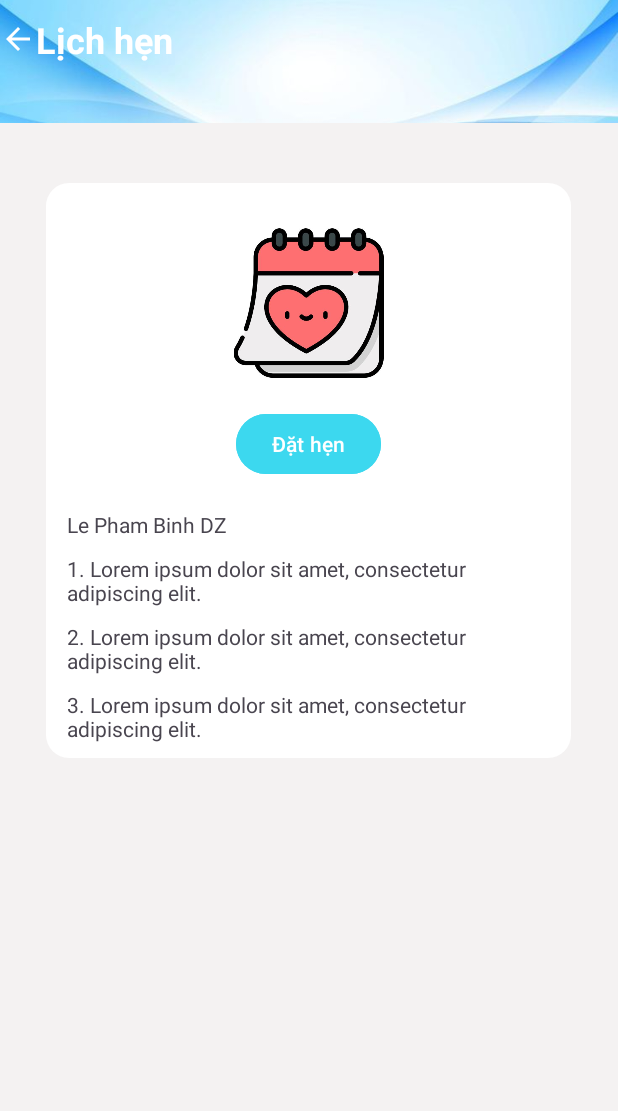
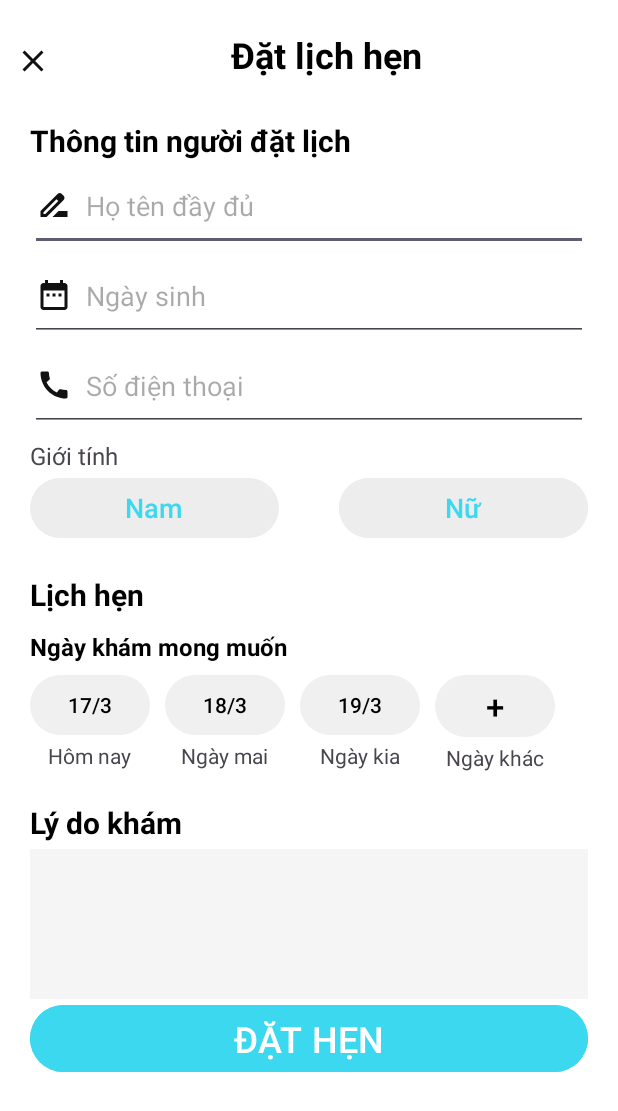
Before and after one commit to lephambinh05/vinmec, an Android app: the screen it shows after launch once a user with an empty profile is signed in (AppointmentActivity), after a tap on "Đặt lịch nhanh", on a phone screen of 412 x 824 dp. Shown: the top 1111 px of the screen. Run offline under Robolectric (Android 15) with nearby library versions, the light colour scheme and no system bars; our stand-ins replace Firebase (no records; nobody signed in at launch, a user with empty details on screens opened directly); 3 other taps on this screen came first.

Commit message:
Add transition between booking and appointment

```diff
--- a/app/src/main/java/com/example/app/AppointmentActivity.java
+++ b/app/src/main/java/com/example/app/AppointmentActivity.java
@@ -13,7 +13,31 @@ public class AppointmentActivity extends AppCompatActivity {
     @Override
     protected void onCreate(Bundle savedInstanceState) {
         super.onCreate(savedInstanceState);
-        EdgeToEdge.enable(this);
         setContentView(R.layout.activity_appointment);
+
+        // Nhận dữ liệu từ Intent
+        String fragmentType = getIntent().getStringExtra("fragment_type");
+
+        if (fragmentType != null) {
+            if (fragmentType.equals("booking")) {
+                showBookingFragment();
+            } else if (fragmentType.equals("quick_booking")) {
+                showQuickBookingFragment();
+            }
+        }
     }
+
+    private void showBookingFragment() {
+        getSupportFragmentManager().beginTransaction()
+                .replace(R.id.fragment_Appointment, new NoAppointmentFragment())
+                .commit();
+    }
+
+    // Phương thức hiển thị trang quick booking
+    private void showQuickBookingFragment() {
+        getSupportFragmentManager().beginTransaction()
+                .replace(R.id.fragment_Appointment, new BookingFragment())
+                .commit();
+    }
+
 }
--- a/app/src/main/java/com/example/app/NoAppointmentFragment.java
+++ b/app/src/main/java/com/example/app/NoAppointmentFragment.java
@@ -3,10 +3,13 @@ package com.example.app;
 import android.os.Bundle;
 
 import androidx.fragment.app.Fragment;
+import androidx.fragment.app.FragmentManager;
+import androidx.fragment.app.FragmentTransaction;
 
 import android.view.LayoutInflater;
 import android.view.View;
 import android.view.ViewGroup;
+import android.widget.Button;
 
 /**
  * A simple {@link Fragment} subclass.
@@ -58,7 +61,18 @@ public class NoAppointmentFragment extends Fragment {
     @Override
     public View onCreateView(LayoutInflater inflater, ViewGroup container,
                              Bundle savedInstanceState) {
-        // Inflate the layout for this fragment
-        return inflater.inflate(R.layout.fragment_no_appointment, container, false);
+        View view = inflater.inflate(R.layout.fragment_no_appointment, container, false);
+        Button btnBooking = view.findViewById(R.id.btnBooking);
+
+        btnBooking.setOnClickListener(v -> replaceFragment(new BookingFragment()));
+
+        return view;
+    }
+    private void replaceFragment(Fragment fragment) {
+        FragmentManager fragmentManager = getParentFragmentManager();
+        FragmentTransaction transaction = fragmentManager.beginTransaction();
+        transaction.replace(R.id.fragment_Appointment, fragment);
+        transaction.addToBackStack(null);
+        transaction.commit();
     }
 }
--- a/app/src/main/res/layout/activity_appointment.xml
+++ b/app/src/main/res/layout/activity_appointment.xml
@@ -10,89 +10,37 @@
         android:layout_height="match_parent"
         android:orientation="vertical">
 
-        <!-- Phần đầu (chiếm 2 phần màn hình) -->
+<!--        &lt;!&ndash; Phần đầu (chiếm 2 phần màn hình) &ndash;&gt;-->
+<!--        <FrameLayout-->
+<!--            android:layout_width="match_parent"-->
+<!--            android:layout_height="0dp"-->
+<!--            android:layout_weight="1">-->
+
+<!--            <ImageView-->
+<!--                android:id="@+id/background_image"-->
+<!--                android:layout_width="match_parent"-->
+<!--                android:layout_height="100dp"-->
+<!--                android:src="@drawable/background"-->
+<!--                android:scaleType="centerCrop"-->
+<!--                android:clipToOutline="true" />-->
+
+<!--            <TextView-->
+<!--                android:layout_width="wrap_content"-->
+<!--                android:layout_height="wrap_content"-->
+<!--                android:drawableLeft="@drawable/baseline_arrow_back_24"-->
+<!--                android:textSize="24sp"-->
+<!--                android:layout_marginTop="10sp"-->
+<!--                android:textStyle="bold"-->
+<!--                android:textColor="@color/white"-->
+<!--                android:text="Lịch hẹn"/>-->
+<!--        </FrameLayout>-->
+
         <FrameLayout
+            android:id="@+id/fragment_Appointment"
             android:layout_width="match_parent"
-            android:layout_height="0dp"
-            android:layout_weight="1">
-
-            <ImageView
-                android:id="@+id/background_image"
-                android:layout_width="match_parent"
-                android:layout_height="100dp"
-                android:src="@drawable/background"
-                android:scaleType="centerCrop"
-                android:clipToOutline="true" />
-
-            <TextView
-                android:layout_width="wrap_content"
-                android:layout_height="wrap_content"
-                android:drawableLeft="@drawable/baseline_arrow_back_24"
-                android:textSize="24sp"
-                android:layout_marginTop="10sp"
-                android:textStyle="bold"
-                android:textColor="@color/white"
-                android:text="Lịch hẹn"/>
-        </FrameLayout>
-
-        <!-- Phần còn lại (chiếm 8 phần màn hình) -->
-        <FrameLayout
-            android:layout_width="match_parent"
-            android:layout_height="0dp"
-            android:layout_weight="9"
-            android:background="#F4F2F2"
-            >
-
-            <FrameLayout
-                android:layout_width="350dp"
-                android:layout_height="wrap_content"
-                android:background="@drawable/rounded_full_corner"
-                android:layout_marginTop="40sp"
-                android:paddingHorizontal="14sp"
-                android:paddingTop="30sp"
-                android:paddingBottom="10sp"
-                android:layout_gravity="top|center_horizontal">
-                <LinearLayout
-                    android:layout_width="match_parent"
-                    android:layout_height="match_parent"
-                    android:orientation="vertical">
-                    <ImageView
-                        android:layout_width="wrap_content"
-                        android:layout_height="100dp"
-                        android:src="@drawable/heart"/>
-                    <Button
-                        android:layout_width="wrap_content"
-                        android:layout_height="wrap_content"
-                        android:backgroundTint="@color/blue_sky"
-                        android:layout_gravity="center_horizontal"
-                        android:layout_marginTop="20sp"
-                        android:layout_marginBottom="20sp"
-                        android:text="Đặt hẹn"/>
-
-                    <TextView
-                        android:layout_width="wrap_content"
-                        android:layout_height="wrap_content"
-                        android:text="Le Pham Binh DZ" />
-                    <TextView
-                        android:layout_width="wrap_content"
-                        android:layout_height="wrap_content"
-                        android:layout_marginTop="10sp"
-                        android:text="1. Lorem ipsum dolor sit amet, consectetur adipiscing elit."/>
-                    <TextView
-                        android:layout_width="wrap_content"
-                        android:layout_height="wrap_content"
-                        android:layout_marginTop="10sp"
-                        android:text="2. Lorem ipsum dolor sit amet, consectetur adipiscing elit."/>
-                    <TextView
-                        android:layout_width="wrap_content"
-                        android:layout_height="wrap_content"
-                        android:layout_marginTop="10sp"
-                        android:text="3. Lorem ipsum dolor sit amet, consectetur adipiscing elit."/>
-                </LinearLayout>
-            </FrameLayout>
+            android:layout_height="match_parent">
 
         </FrameLayout>
-
     </LinearLayout>
 
 
--- a/app/src/main/res/layout/fragment_no_appointment.xml
+++ b/app/src/main/res/layout/fragment_no_appointment.xml
@@ -61,6 +61,7 @@
                         android:layout_height="100dp"
                         android:src="@drawable/heart"/>
                     <Button
+                        android:id="@+id/btnBooking"
                         android:layout_width="wrap_content"
                         android:layout_height="wrap_content"
                         android:backgroundTint="@color/blue_sky"
```
